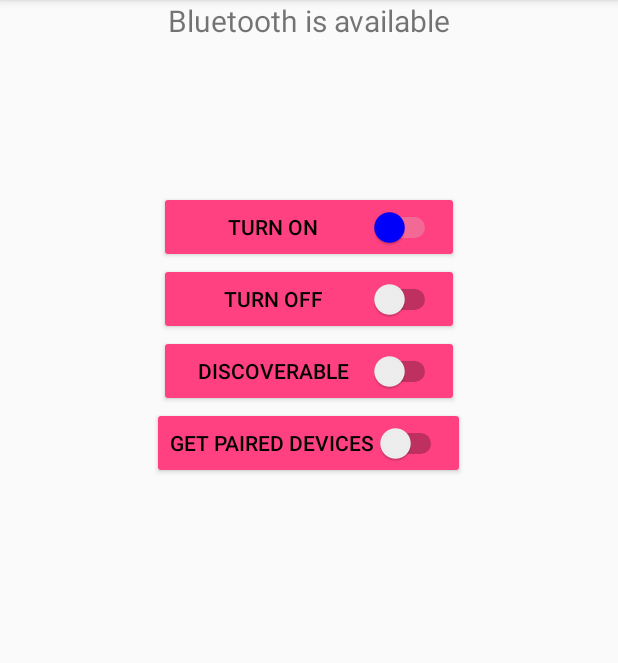
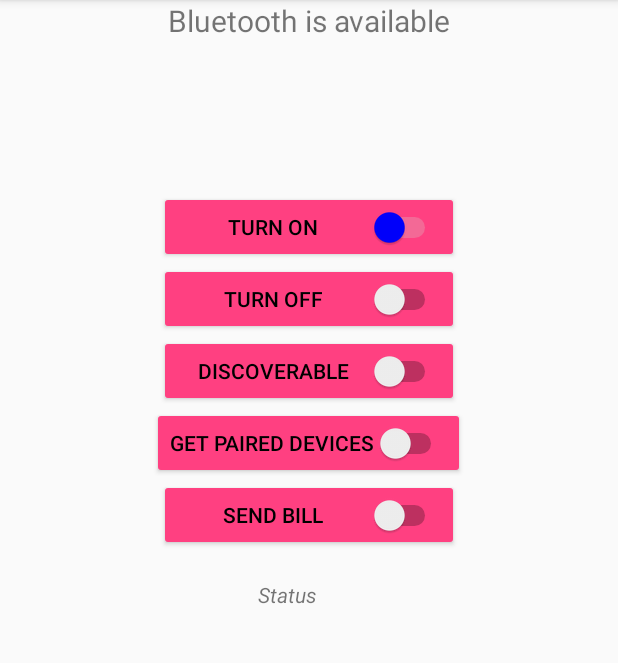
Before and after one commit to gamidiv10/Splinter, an Android app: the Bluetooth screen opened directly, with no data from a screen before it, on a phone screen of 412 x 824 dp, the part 84-747 px from its top. Run offline under Robolectric (Android 15) with nearby library versions, the phone set to English and light mode, and no system bars.

Commit message:
Add changes to bluetooth

```diff
--- a/app/src/main/java/com/example/splinter/SharebillActivity.java
+++ b/app/src/main/java/com/example/splinter/SharebillActivity.java
@@ -174,8 +174,7 @@ public class SharebillActivity extends AppCompatActivity {
         listDevices=(Button) findViewById(R.id.listDevices);
     }
 
-    private class ServerClass extends Thread
-    {
+    private class ServerClass extends Thread {
         private BluetoothServerSocket serverSocket;
 
         public ServerClass(){
@@ -258,8 +257,7 @@ public class SharebillActivity extends AppCompatActivity {
 
 
 
-    private class SendReceive extends Thread
-    {
+    private class SendReceive extends Thread {
         private final BluetoothSocket bluetoothSocket;
         private final InputStream inputStream;
         private final OutputStream outputStream;
--- a/app/src/main/res/layout/bluetooth.xml
+++ b/app/src/main/res/layout/bluetooth.xml
@@ -55,6 +55,13 @@
         android:layout_height="wrap_content"
         android:minWidth="200dp"
         android:text="Get Paired Devices" />
+    <Switch
+        android:id="@+id/sendBtn"
+        style="@style/Base.Widget.AppCompat.Button.Colored"
+        android:layout_width="wrap_content"
+        android:layout_height="wrap_content"
+        android:minWidth="200dp"
+        android:text="Send bill" />
 
     <TextView
         android:id="@+id/pairedTv"
@@ -63,4 +70,25 @@
         android:textColor="#000"
         android:layout_width="match_parent"
         android:layout_height="wrap_content" />
+
+    <TextView
+        android:id="@+id/status"
+        android:layout_width="wrap_content"
+        android:layout_height="wrap_content"
+        android:layout_alignBaseline="@+id/listDevices"
+        android:layout_alignBottom="@+id/listDevices"
+        android:layout_alignParentEnd="true"
+        android:layout_marginEnd="14dp"
+        android:text="Status"
+        android:textSize="14sp"
+        android:textStyle="italic" />
+
+    <ImageView
+        android:id="@+id/imageView"
+        android:layout_width="wrap_content"
+        android:layout_height="wrap_content"
+        android:layout_marginTop="15dp"
+        android:layout_below="@+id/listview"
+        android:layout_centerHorizontal="true" />
+
 </LinearLayout>
```
Also changed, not shown: app/src/main/java/com/example/splinter/Bluetooth.java (+151 -3 lines).
